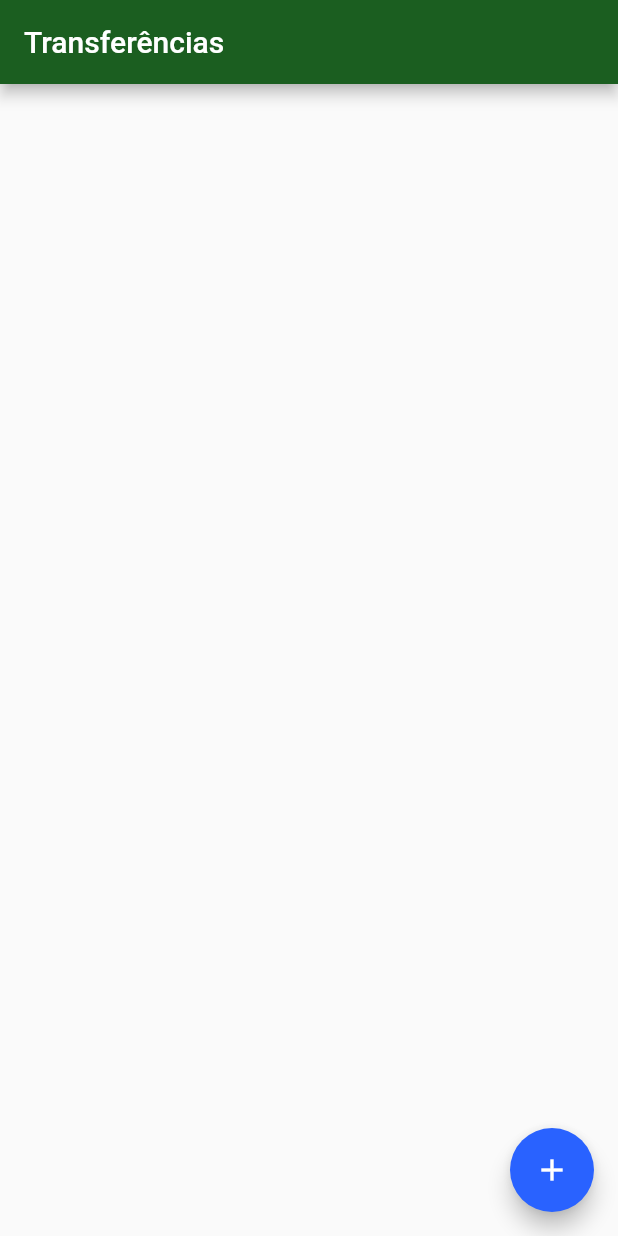
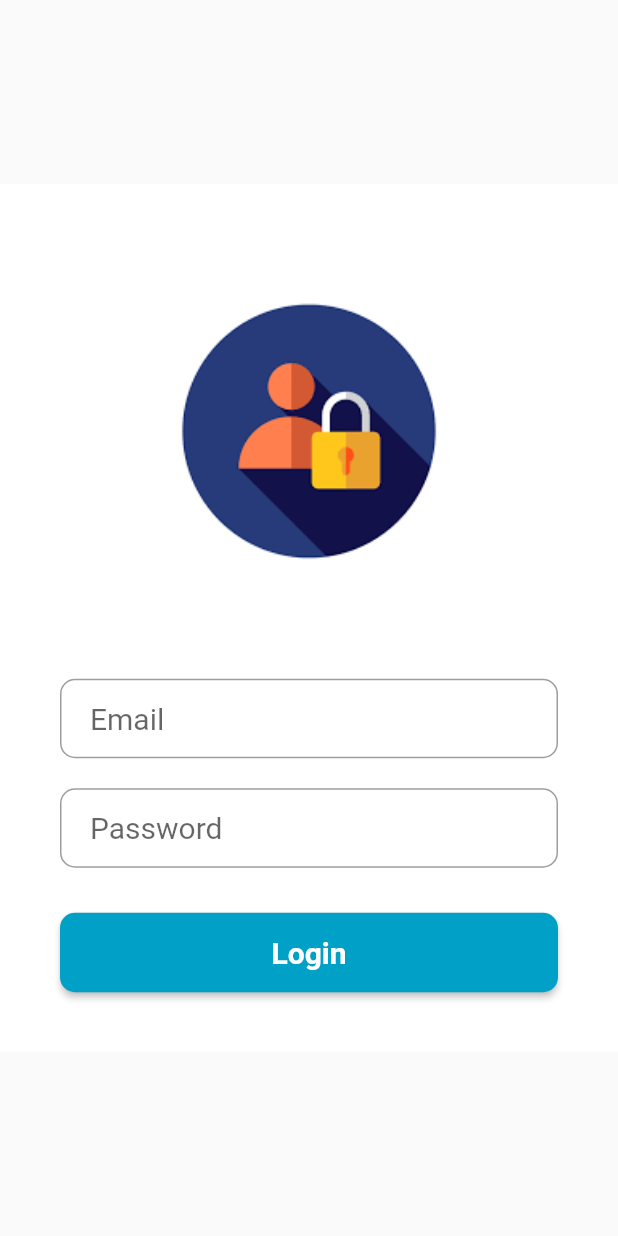
Before and after one commit to enzoteles/first-flutter, a Flutter app: the screen it shows after launch, on a phone screen of 412 x 824 dp. Run offline on Flutter 3.47's test engine with Material 2 defaults, Android fonts, the phone set to English and light mode, and no system bars; Roboto replaces fonts that are missing (Montserrat).

Commit message:
criando página de login

```diff
--- a/lib/components/editor.dart
+++ b/lib/components/editor.dart
@@ -1,12 +1,15 @@
-
 import 'package:flutter/material.dart';
 
 class Editor extends StatelessWidget {
-
   final TextEditingController controlador;
   final String rotulo;
   final IconData icone;
-  Editor({this.controlador, this.rotulo, this.icone});
+
+  Editor({
+    this.controlador,
+    this.rotulo,
+    this.icone,
+  });
 
   @override
   Widget build(BuildContext context) {
@@ -16,9 +19,7 @@ class Editor extends StatelessWidget {
         controller: controlador,
         obscureText: false,
         decoration: InputDecoration(
-            labelText: rotulo,
-            icon: icone != null ? Icon(icone) : null
-        ),
+            labelText: rotulo, icon: icone != null ? Icon(icone) : null),
       ),
     );
   }
--- a/lib/main.dart
+++ b/lib/main.dart
@@ -16,7 +16,85 @@ class ByteBankApp extends StatelessWidget {
           )
 
       ),
-      home:ListaDeTransferencia(),
+      home: widegetLogin(),
+    );
+  }
+
+}
+
+class widegetLogin extends StatefulWidget {
+  @override
+  _widegetLoginState createState() => _widegetLoginState();
+}
+
+class _widegetLoginState extends State<widegetLogin> {
+
+  TextStyle style = TextStyle(fontFamily: 'Montserrat', fontSize: 20.0);
+
+  @override
+  Widget build(BuildContext context) {
+
+    final emailField = TextField(
+      obscureText: false,
+      style: style,
+      decoration: InputDecoration(
+        contentPadding: EdgeInsets.fromLTRB(20.0, 15.0, 20.0, 15.0),
+        hintText: 'Email',
+        border: OutlineInputBorder(borderRadius: BorderRadius.circular(10.0))
+      ),
+    );
+
+    final passwordField = TextField(
+      obscureText: true,
+      style: style,
+      decoration: InputDecoration(
+          contentPadding: EdgeInsets.fromLTRB(20.0, 15.0, 20.0, 15.0),
+          hintText: 'Password',
+          border: OutlineInputBorder(borderRadius: BorderRadius.circular(10.0))
+      ),
+    );
+
+    final buttonLogin = ButtonTheme(
+      minWidth: MediaQuery.of(context).size.width,
+      padding: EdgeInsets.fromLTRB(20.0, 15.0, 20.0, 15.0),
+      child: RaisedButton(
+        color: Color(0xff01A0C7),
+        child: Text('Login', textAlign: TextAlign.center,
+          style: style.copyWith(
+            color: Colors.white,
+            fontWeight: FontWeight.bold
+          ),
+        ),
+        onPressed: (){
+
+        },
+        shape: RoundedRectangleBorder(
+          borderRadius: BorderRadius.circular(10.0)
+        ),
+      ),
+    );
+
+
+    return Scaffold(
+        body: Center(
+          child: SingleChildScrollView(
+            child: Container(
+              color: Colors.white,
+              padding: const EdgeInsets.all(40.0),
+              child: Column(
+                children: [
+                  SizedBox(
+                    height: 250.0,
+                    child: Image.asset("images/login_two.png",
+                    fit: BoxFit.contain,),),
+                  SizedBox(height: 40.0, ), emailField,
+                  SizedBox(height: 20.0,), passwordField,
+                  SizedBox(height: 30.0,), buttonLogin,
+                ],
+              ),
+            ),
+          ),
+        ),
     );
   }
 }
--- a/pubspec.yaml
+++ b/pubspec.yaml
@@ -45,8 +45,8 @@ flutter:
   uses-material-design: true
 
   # To add assets to your application, add an assets section, like this:
-  # assets:
-  #   - images/a_dot_burr.jpeg
+  assets:
+    - images/
   #   - images/a_dot_ham.jpeg
 
   # An image asset can refer to one or more resolution-specific "variants", see
```
Also changed, not shown: lib/models/transferencia.dart (+5 -4 lines), images/login.jpeg (added), images/login_two.png (added), 6 other files. Lines whose indentation alone changed are shown as unchanged.
